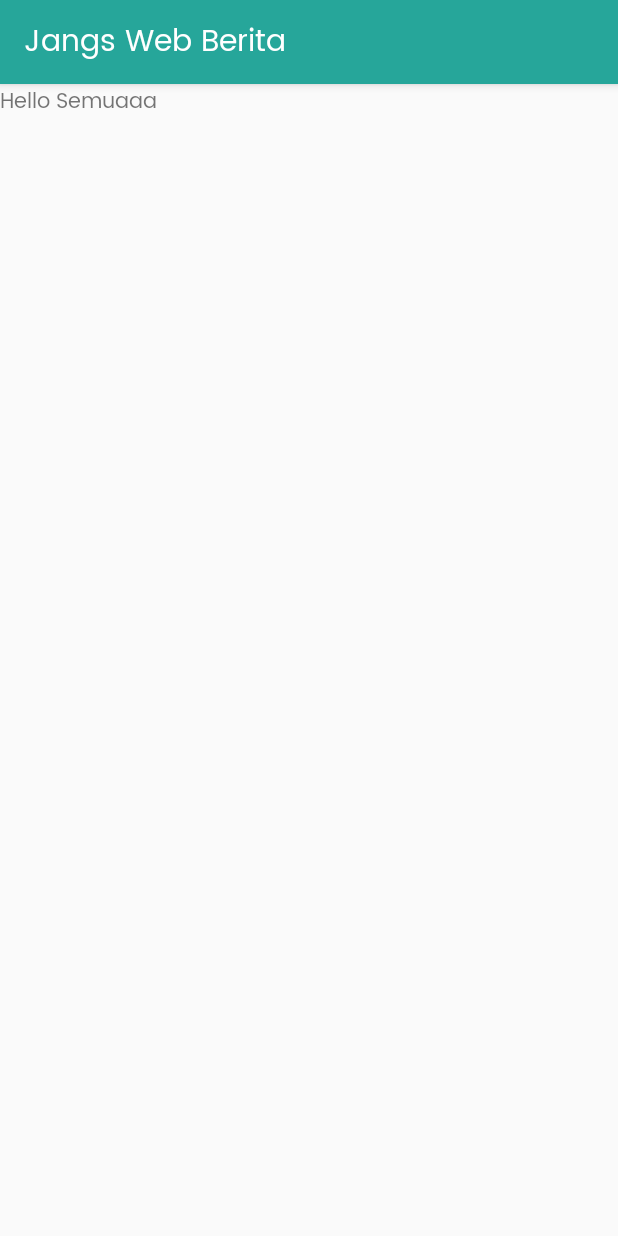
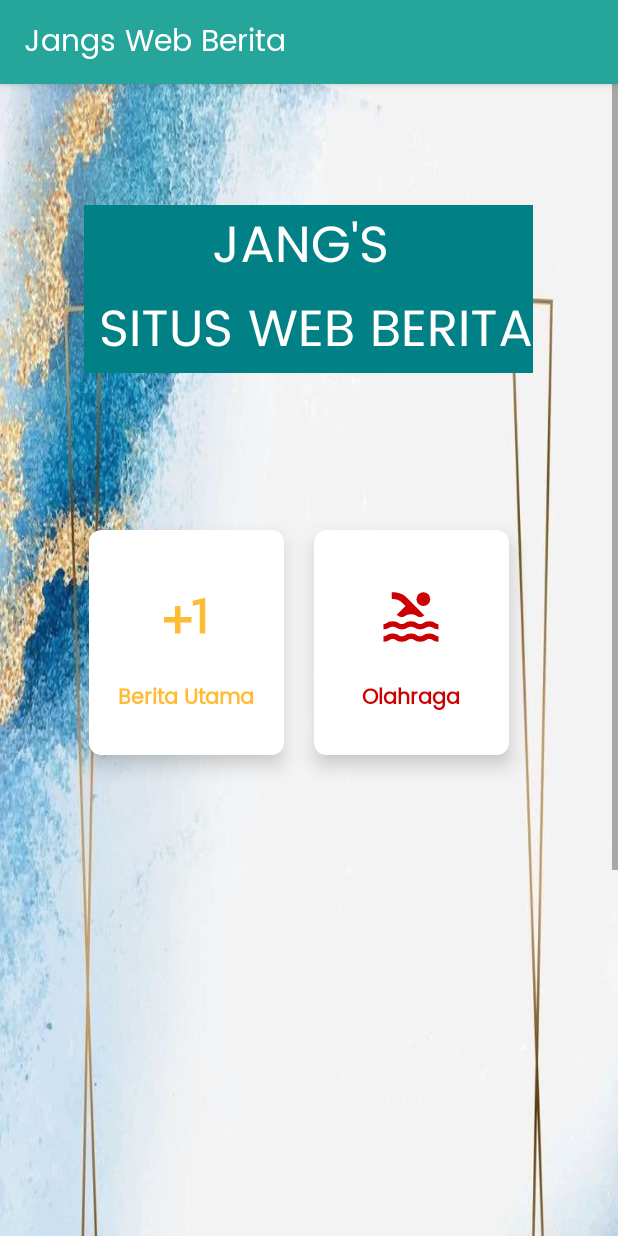
Before and after one commit to annsbilaa/HelloWorld-, an Android app: the MainActivity screen opened directly, with no data from a screen before it, on a phone screen of 412 x 824 dp. Run offline under Robolectric (Android 15) with nearby library versions, the phone set to English and light mode, and no system bars.

Commit message:
add berita utama

```diff
--- a/app/src/main/java/com/example/helloworld/activities/MainActivity.java
+++ b/app/src/main/java/com/example/helloworld/activities/MainActivity.java
@@ -1,16 +1,38 @@
 package com.example.helloworld.activities;
 
+import android.content.Intent;
 import android.os.Bundle;
-
+import android.view.View;
 import androidx.appcompat.app.AppCompatActivity;
-
+import androidx.cardview.widget.CardView;
 import com.example.HelloWorld2.R;
 
 public class MainActivity extends AppCompatActivity {
+    private CardView cvHead;
+    private CardView cvSports;
 
     @Override
     protected void onCreate(Bundle savedInstanceState) {
         super.onCreate(savedInstanceState);
         setContentView(R.layout.activity_main);
+        initView();
+
+        cvHead.setOnClickListener(new View.OnClickListener() {
+            @Override
+            public void onClick(View view) {
+                startActivity(new Intent(getApplicationContext(), BeritaUtama.class));
+            }
+        });
+        cvSports.setOnClickListener(new View.OnClickListener() {
+            @Override
+            public void onClick(View view) {
+                startActivity(new Intent(getApplicationContext(), Olahraga.class));
+            }
+        });
+    }
+
+    private void initView() {
+        cvHead = (CardView) findViewById(R.id.cardHeadLine);
+        cvSports = (CardView) findViewById(R.id.cardSports);
     }
 }
--- /dev/null
+++ b/app/src/main/java/com/example/helloworld/activities/Olahraga.java
@@ -0,0 +1,6 @@
+package com.example.helloworld.activities;
+
+import android.app.Activity;
+
+public class Olahraga extends Activity {
+}
--- a/app/src/main/res/layout/activity_main.xml
+++ b/app/src/main/res/layout/activity_main.xml
@@ -1,17 +1,130 @@
 <?xml version="1.0" encoding="utf-8"?>
-<RelativeLayout xmlns:android="http://schemas.android.com/apk/res/android"
+<LinearLayout xmlns:android="http://schemas.android.com/apk/res/android"
     xmlns:app="http://schemas.android.com/apk/res-auto"
     xmlns:tools="http://schemas.android.com/tools"
     android:layout_width="match_parent"
     android:layout_height="match_parent"
+    android:orientation="vertical"
     tools:context="com.example.helloworld.activities.MainActivity">
 
-    <TextView
-        android:layout_width="wrap_content"
-        android:layout_height="wrap_content"
-        android:text="Hello Semuaaa"
-        app:layout_constraintBottom_toBottomOf="parent"
-        app:layout_constraintLeft_toLeftOf="parent"
-        app:layout_constraintRight_toRightOf="parent"
-        app:layout_constraintTop_toTopOf="parent" />
-</RelativeLayout>
+    <ScrollView
+        android:layout_width="match_parent"
+        android:layout_height="match_parent">
+
+        <LinearLayout
+            android:orientation="vertical"
+            android:background="@drawable/bg"
+            android:weightSum="10"
+            android:layout_width="match_parent"
+            android:layout_height="match_parent">
+
+            <RelativeLayout
+                android:layout_width="match_parent"
+                android:layout_height="0dp"
+                android:layout_weight="2">
+
+                <TextView
+                    android:id="@+id/textGrid"
+                    android:layout_width="wrap_content"
+                    android:layout_height="wrap_content"
+                    android:layout_centerInParent="true"
+                    android:layout_gravity="center_horizontal"
+                    android:background="#018085"
+                    android:gravity="center_horizontal"
+                    android:text="JANG'S \n SITUS WEB BERITA"
+                    android:textAlignment="center"
+                    android:textColor="@color/white"
+                    android:textSize="34sp" />
+            </RelativeLayout>
+
+            <GridLayout
+                android:id="@+id/mainGrid"
+                android:layout_width="match_parent"
+                android:layout_height="0dp"
+                android:layout_weight="8"
+                android:alignmentMode="alignMargins"
+                android:columnCount="2"
+                android:columnOrderPreserved="false"
+                android:padding="14dp"
+                android:rowCount="3">
+
+                <!-- Row 1 -->
+
+                <!-- Column 1 -->
+                <androidx.cardview.widget.CardView
+                    android:id="@+id/cardHeadLine"
+                    android:layout_width="130dp"
+                    android:layout_height="150.0dip"
+                    android:layout_margin="10dp"
+                    android:layout_marginLeft="45dp"
+                    android:layout_marginRight="10dp"
+                    android:layout_marginBottom="16dp"
+                    android:background="#A6292929"
+                    app:cardCornerRadius="8dp"
+                    app:cardElevation="8dp"
+                    app:strokeWidth="2.0dip">
+
+                    <LinearLayout
+                        android:layout_width="match_parent"
+                        android:layout_height="match_parent"
+                        android:gravity="center"
+                        android:orientation="vertical">
+
+                        <ImageView
+                            android:layout_width="64dp"
+                            android:layout_height="64dp"
+                            android:padding="10dp"
+                            android:src="@drawable/ic_headlines"
+                            app:tint="@android:color/holo_orange_light" />
+
+                        <TextView
+                            android:layout_width="wrap_content"
+                            android:layout_height="wrap_content"
+                            android:layout_marginTop="10dp"
+                            android:text="Berita Utama"
+                            android:textColor="@android:color/holo_orange_light"
+                            android:textStyle="bold" />
+
+                    </LinearLayout>
+                </androidx.cardview.widget.CardView>
+
+                <!-- Column 2 -->
+                <androidx.cardview.widget.CardView
+                    android:id="@+id/cardSports"
+                    android:layout_width="130dp"
+                    android:layout_height="150.0dip"
+                    android:layout_margin="10dp"
+                    android:layout_marginLeft="10dp"
+                    android:layout_marginRight="50dp"
+                    android:layout_marginBottom="16dp"
+                    android:background="#A6292929"
+                    app:cardCornerRadius="8dp"
+                    app:cardElevation="8dp"
+                    app:strokeWidth="2.0dip">
+
+                    <LinearLayout
+                        android:layout_width="match_parent"
+                        android:layout_height="match_parent"
+                        android:gravity="center"
+                        android:orientation="vertical">
+
+                        <ImageView
+                            android:layout_width="64dp"
+                            android:layout_height="64dp"
+                            android:padding="10dp"
+                            android:src="@drawable/ic_sports"
+                            app:tint="@android:color/holo_red_dark" />
+
+                        <TextView
+                            android:layout_width="wrap_content"
+                            android:layout_height="wrap_content"
+                            android:layout_marginTop="10dp"
+                            android:text="Olahraga"
+                            android:textColor="@android:color/holo_red_dark"
+                            android:textStyle="bold" />
+                    </LinearLayout>
+                </androidx.cardview.widget.CardView>
+            </GridLayout>
+        </LinearLayout>
+    </ScrollView>
+</LinearLayout>
--- a/app/src/main/res/values/colors.xml
+++ b/app/src/main/res/values/colors.xml
@@ -3,4 +3,6 @@
     <color name="colorPrimary">#26A69A</color>
     <color name="colorPrimaryDark">#00897B</color>
     <color name="colorAccent">#00BFA5</color>
+    <color name="white">#ffffffff</color>
+    <color name="holo_orange_light">#FFFFBB33</color>
 </resources>
```
Also changed, not shown: app/src/main/AndroidManifest.xml (+13 -5 lines), app/src/main/java/com/example/helloworld/activities/BeritaUtama.java (added, +66 -0 lines), app/src/main/res/layout/activity_beritautama.xml (added, +18 -0 lines).
